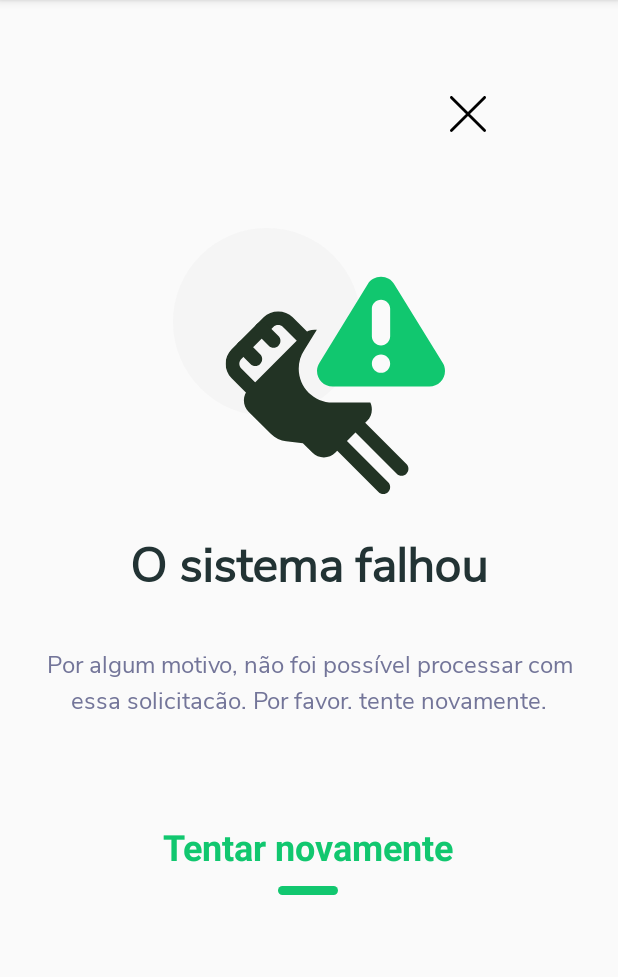
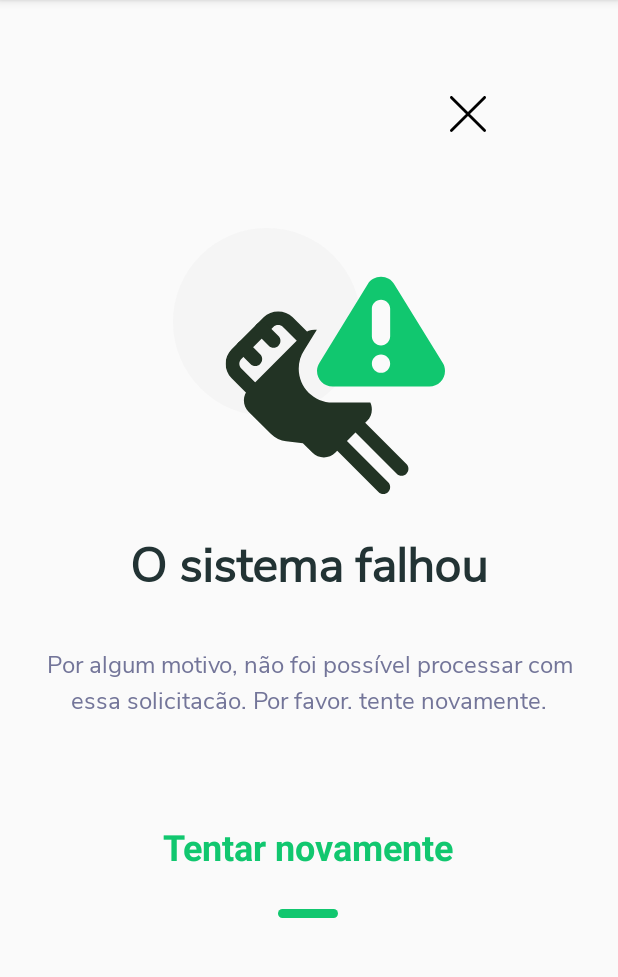
Before and after one commit to iolandasb/Projeto_Integrador_Revisao, an Android app: the ErrorActivity screen opened directly, with no data from a screen before it, on a phone screen of 412 x 824 dp, the part 84-1061 px from its top. Run offline under Robolectric (Android 15) with nearby library versions, the phone set to English and light mode, and no system bars; network calls fail.

Commit message:
Twenty Second Commit

```diff
--- a/app/src/main/res/drawable-anydpi/ic_favorite_empty.xml
+++ b/app/src/main/res/drawable-anydpi/ic_favorite_empty.xml
@@ -3,7 +3,7 @@
     android:height="24dp"
     android:viewportWidth="24"
     android:viewportHeight="24"
-    android:tint="@color/greenPrimaryColor"
+    android:tint="@color/green"
     android:alpha="0.8">
   <path
       android:fillColor="@android:color/white"
--- a/app/src/main/res/drawable-anydpi/ic_favorite_full.xml
+++ b/app/src/main/res/drawable-anydpi/ic_favorite_full.xml
@@ -3,7 +3,7 @@
     android:height="24dp"
     android:viewportWidth="24"
     android:viewportHeight="24"
-    android:tint="@color/greenPrimaryColor"
+    android:tint="@color/green"
     android:alpha="0.8">
   <path
       android:fillColor="@android:color/white"
--- a/app/src/main/res/drawable/ic_green_line.xml
+++ b/app/src/main/res/drawable/ic_green_line.xml
@@ -7,7 +7,7 @@
                 android:width="40dp"
                 android:height="6dp" />
             <corners android:radius="20dp"/>
-            <solid android:color="@color/greenPrimaryColor"/>
+            <solid android:color="@color/green"/>
 
         </shape>
     </item>
--- a/app/src/main/res/layout/activity_error.xml
+++ b/app/src/main/res/layout/activity_error.xml
@@ -74,7 +74,7 @@
         app:layout_constraintHorizontal_bias="0.498"
         app:layout_constraintStart_toStartOf="parent"
         app:layout_constraintTop_toBottomOf="@+id/txt_try_again"
-        app:layout_constraintVertical_bias="0.093"
+        app:layout_constraintVertical_bias="0.232"
         app:srcCompat="@drawable/ic_green_line" />
 
 </androidx.constraintlayout.widget.ConstraintLayout>
--- a/app/src/main/res/layout/activity_main.xml
+++ b/app/src/main/res/layout/activity_main.xml
@@ -59,7 +59,7 @@
             android:layout_width="wrap_content"
             android:layout_height="wrap_content"
             android:text="@string/back_beginning"
-            android:textColor="@color/greenPrimaryColor"
+            android:textColor="@color/green"
             android:textSize="@dimen/textSize"
             android:textStyle="bold"
             android:layout_marginTop="@dimen/vSmallMargin"
--- a/app/src/main/res/values/colors.xml
+++ b/app/src/main/res/values/colors.xml
@@ -8,7 +8,7 @@
     <color name="black">#FF000000</color>
     <color name="blue">#434670</color>
     <color name="buttonGenreColor">#AFAFAF</color>
-    <color name="greenPrimaryColor">#11C76F</color>
+    <color name="green">#11C76F</color>
     <color name="grey">#737599</color>
     <color name="lightGrey">#9A9BB2</color>
     <color name="movieTextColor">#12153D</color>
--- a/app/src/main/res/values/styles.xml
+++ b/app/src/main/res/values/styles.xml
@@ -4,7 +4,7 @@
     <style name="ButtonTry">
         <item name="android:fontFamily">@font/nunito_sans_regular</item>
         <item name="android:fontStyle" tools:targetApi="o">normal</item>
-        <item name="android:textColor">@color/greenPrimaryColor</item>
+        <item name="android:textColor">@color/green</item>
         <item name="android:textSize">@dimen/bigTextSize</item>
         <item name="android:textFontWeight" tools:targetApi="p">700</item>
         <item name="android:textAllCaps">false</item>
@@ -43,7 +43,7 @@
     <style name="Error">
         <item name="android:text">@string/try_again</item>
         <item name="android:textSize">@dimen/bigMargin</item>
-        <item name="android:textColor">@color/greenPrimaryColor</item>
+        <item name="android:textColor">@color/green</item>
         <item name="android:textStyle">bold</item>
     </style>
 
```
